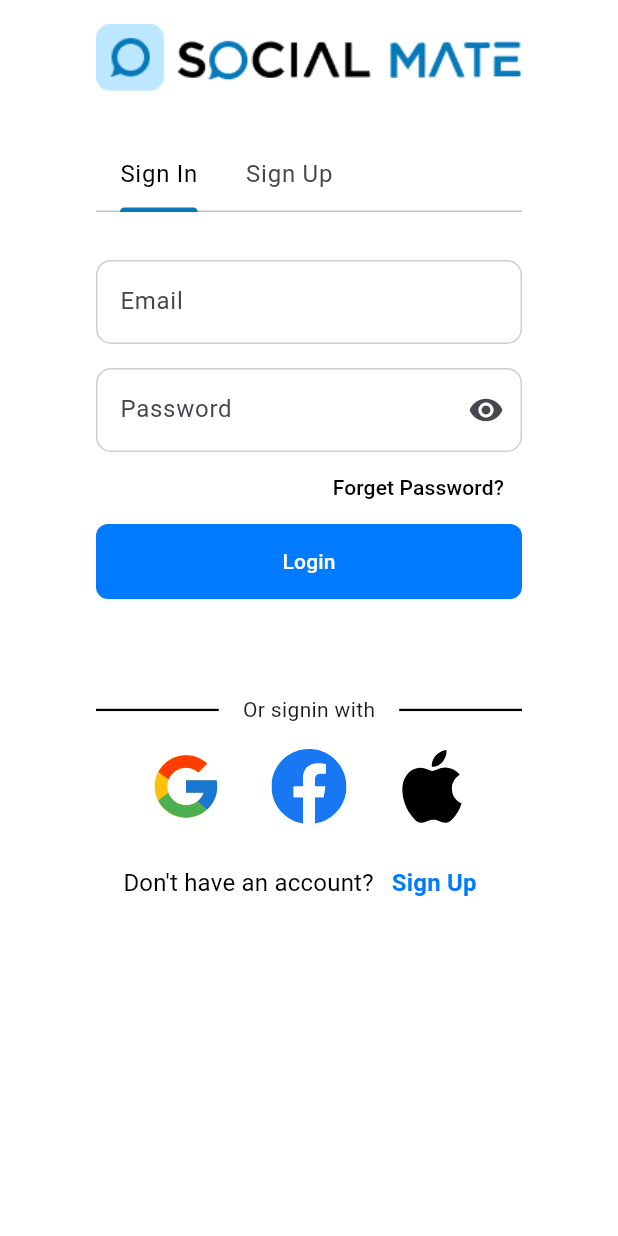
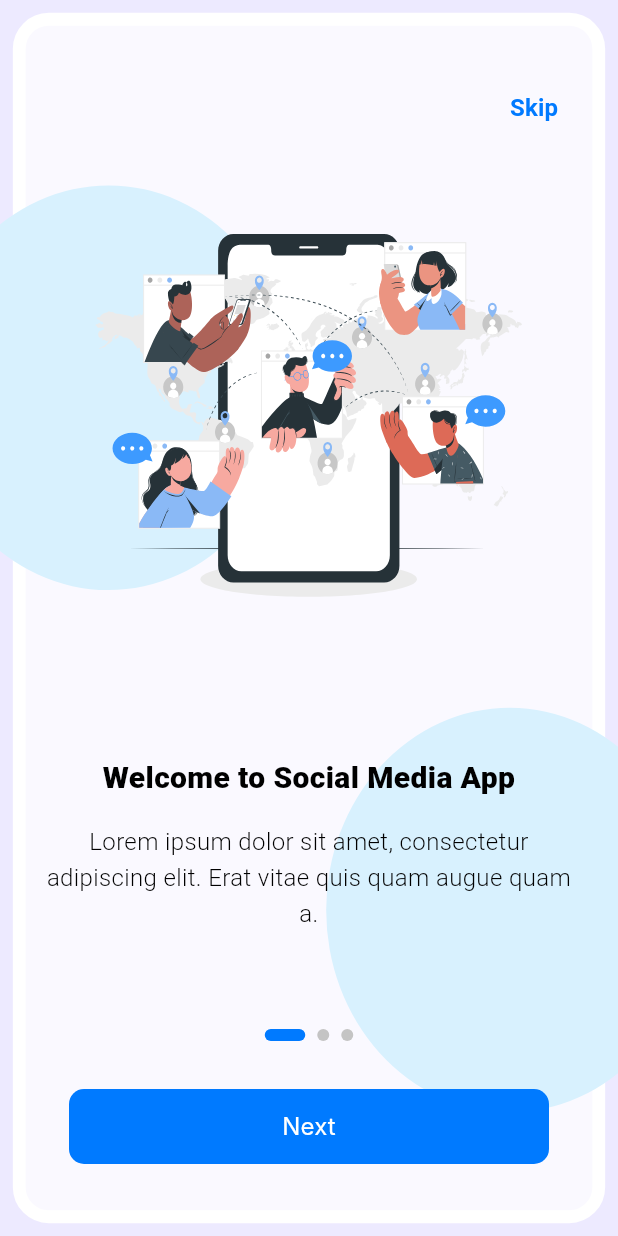
Before and after one commit to i4oofi/social_media_app, a Flutter app: the screen it shows after launch, on a phone screen of 412 x 824 dp. Run offline on Flutter 3.47's test engine with Material 3 defaults, Android fonts, the phone set to English and light mode, and no system bars; our stand-ins replace bloc, cached_network_image, file_picker, flutter_bloc, flutter_svg, image_picker and 3 more; accounts and stored records are empty; Roboto replaces fonts that are missing (Inter, SF Pro Text).

Commit message:
feat: implement onboarding feature with new screens and assets

```diff
--- a/lib/core/app_assets.dart
+++ b/lib/core/app_assets.dart
@@ -3,4 +3,7 @@ class AppAssets {
   static const googleIcon = 'assets/images/google.svg';
   static const facebookIcon = 'assets/images/facebook.svg';
   static const appleIcon = 'assets/images/apple.svg';
+  static const onboarding1 = 'assets/images/onboarding_1.svg';
+  static const onboarding2 = 'assets/images/onboarding_2.svg';
+  static const onboarding3 = 'assets/images/onboarding_3.svg';
 }
--- a/lib/core/route/app_router.dart
+++ b/lib/core/route/app_router.dart
@@ -6,6 +6,7 @@ import 'package:social_media_app/features/auth/models/user_data.dart';
 import 'package:social_media_app/features/auth/views/auth_screen.dart';
 import 'package:social_media_app/features/home/cubit/home_cubit.dart';
 import 'package:social_media_app/features/home/views/create_post_screen.dart';
+import 'package:social_media_app/features/onboarding/views/onboarding_screen.dart';
 import 'package:social_media_app/features/profile/models/edit_profile_screen_args.dart';
 import 'package:social_media_app/features/profile/views/edit_profile_screen.dart';
 import 'package:social_media_app/features/settings/views/setting_screen.dart';
@@ -13,8 +14,13 @@ import 'package:social_media_app/features/settings/views/setting_screen.dart';
 class AppRouter {
   static Route<dynamic> onGenerateRoute(RouteSettings settings) {
     switch (settings.name) {
+      case AppRoutes.onboardingScreen:
+        return MaterialPageRoute(builder: (_) => const OnboardingScreen());
       case AppRoutes.authScreen:
-        return MaterialPageRoute(builder: (_) => const AuthScreen());
+        final initialIndex = settings.arguments as int? ?? 0;
+        return MaterialPageRoute(
+          builder: (_) => AuthScreen(initialIndex: initialIndex),
+        );
       case AppRoutes.customBottomNavbar:
         return MaterialPageRoute(builder: (_) => const CustomBottomNavbar());
       case AppRoutes.createPost:
--- a/lib/core/route/app_routes.dart
+++ b/lib/core/route/app_routes.dart
@@ -1,4 +1,5 @@
 class AppRoutes {
+  static const onboardingScreen = '/onboarding';
   static const authScreen = '/auth';
   static const homeScreen = '/home';
   static const customBottomNavbar = '/custom_bottom_navbar';
--- a/lib/features/auth/widgets/login_form.dart
+++ b/lib/features/auth/widgets/login_form.dart
@@ -23,7 +23,8 @@ class _LoginFormState extends State<LoginForm> {
   @override
   Widget build(BuildContext context) {
     final AuthCubit authCubit = context.read<AuthCubit>();
-    return Column(
+    return SingleChildScrollView(
+      child: Column(
         children: [
           Form(
             key: _formKey,
@@ -96,7 +97,7 @@ class _LoginFormState extends State<LoginForm> {
                 );
               }
               if (state is AuthSuccess) {
-              Navigator.pushNamed(context, AppRoutes.homeScreen);
+                Navigator.pushReplacementNamed(context, AppRoutes.customBottomNavbar);
               }
             },
             builder: (context, state) {
@@ -162,6 +163,7 @@ class _LoginFormState extends State<LoginForm> {
             ],
           ),
         ],
+      ),
     );
   }
 }
--- a/lib/features/auth/widgets/signup_form.dart
+++ b/lib/features/auth/widgets/signup_form.dart
@@ -26,6 +26,7 @@ class _SignUpFormState extends State<SignUpForm> {
     final AuthCubit authCubit = context.read<AuthCubit>();
     return Form(
       key: _formKey,
+      child: SingleChildScrollView(
         child: Column(
           children: [
             TextFormField(
@@ -101,7 +102,7 @@ class _SignUpFormState extends State<SignUpForm> {
                   );
                 }
                 if (state is AuthSuccess) {
-                Navigator.pushNamed(context, AppRoutes.homeScreen);
+                  Navigator.pushReplacementNamed(context, AppRoutes.customBottomNavbar);
                 }
               },
               builder: (context, state) {
@@ -169,6 +170,7 @@ class _SignUpFormState extends State<SignUpForm> {
             ),
           ],
         ),
+      ),
     );
   }
 }
--- /dev/null
+++ b/lib/features/onboarding/cubit/onboarding_cubit.dart
@@ -0,0 +1,27 @@
+import 'package:bloc/bloc.dart';
+import 'package:meta/meta.dart';
+import 'package:shared_preferences/shared_preferences.dart';
+
+part 'onboarding_state.dart';
+
+class OnboardingCubit extends Cubit<OnboardingState> {
+  OnboardingCubit() : super(OnboardingInitial());
+
+  int _currentPage = 0;
+  int get currentPage => _currentPage;
+
+  void changePage(int index) {
+    _currentPage = index;
+    emit(OnboardingPageChanged(index));
+  }
+
+  Future<void> completeOnboarding() async {
+    try {
+      final prefs = await SharedPreferences.getInstance();
+      await prefs.setBool('onboarding_completed', true);
+      emit(OnboardingCompleted());
+    } catch (e) {
+      emit(OnboardingCompleted());
+    }
+  }
+}
--- /dev/null
+++ b/lib/features/onboarding/cubit/onboarding_state.dart
@@ -0,0 +1,13 @@
+part of 'onboarding_cubit.dart';
+
+@immutable
+sealed class OnboardingState {}
+
+final class OnboardingInitial extends OnboardingState {}
+
+final class OnboardingPageChanged extends OnboardingState {
+  final int pageIndex;
+  OnboardingPageChanged(this.pageIndex);
+}
+
+final class OnboardingCompleted extends OnboardingState {}
--- /dev/null
+++ b/lib/features/onboarding/views/onboarding_screen.dart
@@ -0,0 +1,288 @@
+import 'package:flutter/material.dart';
+import 'package:flutter_bloc/flutter_bloc.dart';
+import 'package:social_media_app/core/app_assets.dart';
+import 'package:social_media_app/core/route/app_routes.dart';
+import 'package:social_media_app/core/theme/app_colors.dart';
+import 'package:social_media_app/features/onboarding/cubit/onboarding_cubit.dart';
+import 'package:social_media_app/features/onboarding/widgets/onboarding_page_content.dart';
+
+class OnboardingScreen extends StatelessWidget {
+  const OnboardingScreen({super.key});
+
+  @override
+  Widget build(BuildContext context) {
+    return BlocProvider(
+      create: (context) => OnboardingCubit(),
+      child: const OnboardingBody(),
+    );
+  }
+}
+
+class OnboardingBody extends StatefulWidget {
+  const OnboardingBody({super.key});
+
+  @override
+  State<OnboardingBody> createState() => _OnboardingBodyState();
+}
+
+class _OnboardingBodyState extends State<OnboardingBody> {
+  final PageController _pageController = PageController();
+
+  @override
+  void dispose() {
+    _pageController.dispose();
+    super.dispose();
+  }
+
+  @override
+  Widget build(BuildContext context) {
+    final cubit = context.read<OnboardingCubit>();
+    final size = MediaQuery.of(context).size;
+
+    return Scaffold(
+        backgroundColor: const Color(0xFFEDEAFF),
+        body: Stack(
+          children: [
+            // 1. Translucent background overlay with white border as per Figma screen container 1
+            Positioned.fill(
+              child: Container(
+                margin: const EdgeInsets.all(8.56),
+                decoration: BoxDecoration(
+                  color: Colors.white.withOpacity(0.70),
+                  borderRadius: BorderRadius.circular(24),
+                  border: Border.all(
+                    width: 8.56,
+                    color: Colors.white,
+                  ),
+                ),
+              ),
+            ),
+
+            // 2. Rotated Ovals (Decorations from Figma properties)
+            Positioned(
+              left: -50,
+              top: size.height * 0.15,
+              child: Transform.rotate(
+                angle: -3.14,
+                child: Container(
+                  width: 244.55,
+                  height: 269.81,
+                  decoration: const ShapeDecoration(
+                    color: Color(0xFFD8F1FE),
+                    shape: OvalBorder(),
+                  ),
+                ),
+              ),
+            ),
+            Positioned(
+              right: -50,
+              bottom: size.height * 0.1,
+              child: Transform.rotate(
+                angle: -3.14,
+                child: Container(
+                  width: 244.55,
+                  height: 269.81,
+                  decoration: const ShapeDecoration(
+                    color: Color(0xFFD8F1FE),
+                    shape: OvalBorder(),
+                  ),
+                ),
+              ),
+            ),
+
+            // 3. Skip Button (Top Right)
+            Positioned(
+              top: 48,
+              right: 24,
+              child: BlocBuilder<OnboardingCubit, OnboardingState>(
+                builder: (context, state) {
+                  final pageIndex = cubit.currentPage;
+                  if (pageIndex < 2) {
+                    return TextButton(
+                      onPressed: () async {
+                        await cubit.completeOnboarding();
+                        if (context.mounted) {
+                          Navigator.pushReplacementNamed(
+                            context,
+                            AppRoutes.authScreen,
+                            arguments: 0,
+                          );
+                        }
+                      },
+                      child: const Text(
+                        'Skip',
+                        style: TextStyle(
+                          color: AppColors.primaryColor,
+                          fontSize: 16,
+                          fontWeight: FontWeight.bold,
+                        ),
+                      ),
+                    );
+                  }
+                  return const SizedBox.shrink();
+                },
+              ),
+            ),
+
+            // 4. PageView Content
+            Positioned.fill(
+              child: PageView(
+                controller: _pageController,
+                onPageChanged: (index) => cubit.changePage(index),
+                children: const [
+                  OnboardingPageContent(
+                    imagePath: AppAssets.onboarding1,
+                    title: 'Welcome to Social Media App',
+                    description:
+                        'Lorem ipsum dolor sit amet, consectetur adipiscing elit. Erat vitae quis quam augue quam a.',
+                  ),
+                  OnboardingPageContent(
+                    imagePath: AppAssets.onboarding2,
+                    title: 'Find Friends & Get Inspiration',
+                    description:
+                        'Lorem ipsum dolor sit amet, consectetur adipiscing elit. Erat vitae quis quam augue quam a.',
+                  ),
+                  OnboardingPageContent(
+                    imagePath: AppAssets.onboarding3,
+                    title: 'Share Your Story With The World',
+                    description:
+                        'Lorem ipsum dolor sit amet, consectetur adipiscing elit. Erat vitae quis quam augue quam a.',
+                  ),
+                ],
+              ),
+            ),
+
+            // 5. Dynamic bottom controls
+            Positioned(
+              bottom: 48,
+              left: 24,
+              right: 24,
+              child: BlocBuilder<OnboardingCubit, OnboardingState>(
+                builder: (context, state) {
+                  final pageIndex = cubit.currentPage;
+
+                  return Column(
+                    mainAxisSize: MainAxisSize.min,
+                    children: [
+                      // Page Indicators
+                      Row(
+                        mainAxisAlignment: MainAxisAlignment.center,
+                        children: List.generate(3, (index) {
+                          final isActive = index == pageIndex;
+                          return AnimatedContainer(
+                            duration: const Duration(milliseconds: 300),
+                            margin: const EdgeInsets.symmetric(horizontal: 4),
+                            width: isActive ? 27 : 8,
+                            height: 8,
+                            decoration: BoxDecoration(
+                              color: isActive
+                                  ? const Color(0xFF007AFF)
+                                  : const Color(0xFFC4C4C4),
+                              borderRadius: BorderRadius.circular(5),
+                            ),
+                          );
+                        }),
+                      ),
+                      const SizedBox(height: 32),
+
+                      // Navigation buttons
+                      if (pageIndex == 0) ...[
+                        // Screen 1: Simple "Next" button
+                        SizedBox(
+                          width: 320,
+                          height: 50,
+                          child: ElevatedButton(
+                            onPressed: () {
+                              _pageController.nextPage(
+                                duration: const Duration(milliseconds: 400),
+                                curve: Curves.easeInOut,
+                              );
+                            },
+                            style: ElevatedButton.styleFrom(
+                              backgroundColor: const Color(0xFF007AFF),
+                              shape: RoundedRectangleBorder(
+                                borderRadius: BorderRadius.circular(10),
+                              ),
+                              elevation: 0,
+                            ),
+                            child: const Text(
+                              'Next',
+                              style: TextStyle(
+                                color: Colors.white,
+                                fontSize: 16,
+                                fontFamily: 'Inter',
+                                fontWeight: FontWeight.w400,
+                              ),
+                            ),
+                          ),
+                        ),
+                      ] else ...[
+                        // Screen 2 & 3: "Join Now" and "Sign in" buttons
+                        SizedBox(
+                          width: 320,
+                          height: 50,
+                          child: ElevatedButton(
+                            onPressed: () async {
+                              await cubit.completeOnboarding();
+                              if (context.mounted) {
+                                // Go to Sign Up
+                                Navigator.pushReplacementNamed(
+                                  context,
+                                  AppRoutes.authScreen,
+                                  arguments: 1, // index 1 is SignUp
+                                );
+                              }
+                            },
+                            style: ElevatedButton.styleFrom(
+                              backgroundColor: const Color(0xFF007AFF),
+                              shape: RoundedRectangleBorder(
+                                borderRadius: BorderRadius.circular(10),
+                              ),
+                              elevation: 0,
+                            ),
+                            child: const Text(
+                              'Join Now',
+                              style: TextStyle(
+                                color: Colors.white,
+                                fontSize: 16,
+                                fontFamily: 'Inter',
+                                fontWeight: FontWeight.w400,
+                              ),
+                            ),
+                          ),
+                        ),
+                        const SizedBox(height: 16),
+                        GestureDetector(
+                          onTap: () async {
+                            await cubit.completeOnboarding();
+                            if (context.mounted) {
+                              // Go to Sign In
+                              Navigator.pushReplacementNamed(
+                                context,
+                                AppRoutes.authScreen,
+                                arguments: 0, // index 0 is SignIn
+                              );
+                            }
+                          },
+                          child: const Text(
+                            'Sign in',
+                            style: TextStyle(
+                              color: Color(0xFF5096F1),
+                              fontSize: 16,
+                              fontFamily: 'Inter',
+                              fontWeight: FontWeight.w400,
+                              letterSpacing: 0.16,
+                            ),
+                          ),
+                        ),
+                      ],
+                    ],
+                  );
+                },
+              ),
+            ),
+          ],
+        ),
+    );
+  }
+}
--- /dev/null
+++ b/lib/features/onboarding/widgets/onboarding_page_content.dart
@@ -0,0 +1,63 @@
+import 'package:flutter/material.dart';
+import 'package:flutter_svg/flutter_svg.dart';
+
+class OnboardingPageContent extends StatelessWidget {
+  final String imagePath;
+  final String title;
+  final String description;
+
+  const OnboardingPageContent({
+    super.key,
+    required this.imagePath,
+    required this.title,
+    required this.description,
+  });
+
+  @override
+  Widget build(BuildContext context) {
+    return Padding(
+      padding: const EdgeInsets.symmetric(horizontal: 24.0),
+      child: Column(
+        mainAxisAlignment: MainAxisAlignment.center,
+        children: [
+          const Spacer(flex: 3),
+          // Illustration Container
+          SizedBox(
+            height: 250,
+            child: SvgPicture.asset(
+              imagePath,
+              fit: BoxFit.contain,
+            ),
+          ),
+          const Spacer(flex: 2),
+          // Title text
+          Text(
+            title,
+            textAlign: TextAlign.center,
+            style: const TextStyle(
+              color: Colors.black,
+              fontSize: 20,
+              fontFamily: 'SF Pro Text',
+              fontWeight: FontWeight.w800,
+              height: 1.5,
+            ),
+          ),
+          const SizedBox(height: 16),
+          // Description text
+          Text(
+            description,
+            textAlign: TextAlign.center,
+            style: const TextStyle(
+              color: Colors.black,
+              fontSize: 16,
+              fontFamily: 'SF Pro Text',
+              fontWeight: FontWeight.w300,
+              height: 1.5,
+            ),
+          ),
+          const Spacer(flex: 4),
+        ],
+      ),
+    );
+  }
+}
--- a/lib/main.dart
+++ b/lib/main.dart
@@ -1,5 +1,6 @@
 import 'package:flutter/material.dart';
 import 'package:flutter_bloc/flutter_bloc.dart';
+import 'package:shared_preferences/shared_preferences.dart';
 import 'package:social_media_app/core/app_constants.dart';
 import 'package:social_media_app/core/cubit/posts_cubit/posts_cubit.dart';
 import 'package:social_media_app/core/route/app_router.dart';
@@ -14,11 +15,16 @@ void main() async {
     url: AppConstants.supabaseUrl,
     anonKey: AppConstants.supabaseAnonKey,
   );
-  runApp(const MyApp());
+
+  final prefs = await SharedPreferences.getInstance();
+  final bool onboardingCompleted = prefs.getBool('onboarding_completed') ?? false;
+
+  runApp(MyApp(onboardingCompleted: onboardingCompleted));
 }
 
 class MyApp extends StatelessWidget {
-  const MyApp({super.key});
+  final bool onboardingCompleted;
+  const MyApp({super.key, required this.onboardingCompleted});
 
   @override
   Widget build(BuildContext context) {
@@ -38,9 +44,11 @@ class MyApp extends StatelessWidget {
                 title: AppConstants.appName,
                 theme: AppTheme.lightThem,
                 onGenerateRoute: AppRouter.onGenerateRoute,
-                initialRoute: state is auth.AuthSuccess
-                    ? AppRoutes.customBottomNavbar
-                    : AppRoutes.authScreen,
+                initialRoute: !onboardingCompleted
+                    ? AppRoutes.onboardingScreen
+                    : (state is auth.AuthSuccess
+                        ? AppRoutes.customBottomNavbar
+                        : AppRoutes.authScreen),
               );
             },
           );
--- a/pubspec.yaml
+++ b/pubspec.yaml
@@ -16,6 +16,7 @@ dependencies:
   image_picker: ^1.2.2
   intl: ^0.20.2
   persistent_bottom_nav_bar_v2: ^6.3.2
+  shared_preferences: ^2.5.5
   supabase_flutter: ^2.12.4
 
 dev_dependencies:
```
Also changed, not shown: lib/features/auth/views/auth_screen.dart (+15 -3 lines), lib/features/settings/views/setting_screen.dart (+32 -6 lines), assets/images/onboarding_1.svg (added), assets/images/onboarding_2.svg (added), assets/images/onboarding_3.svg (added), pubspec.lock, 1 other file. Lines whose indentation alone changed are shown as unchanged.
